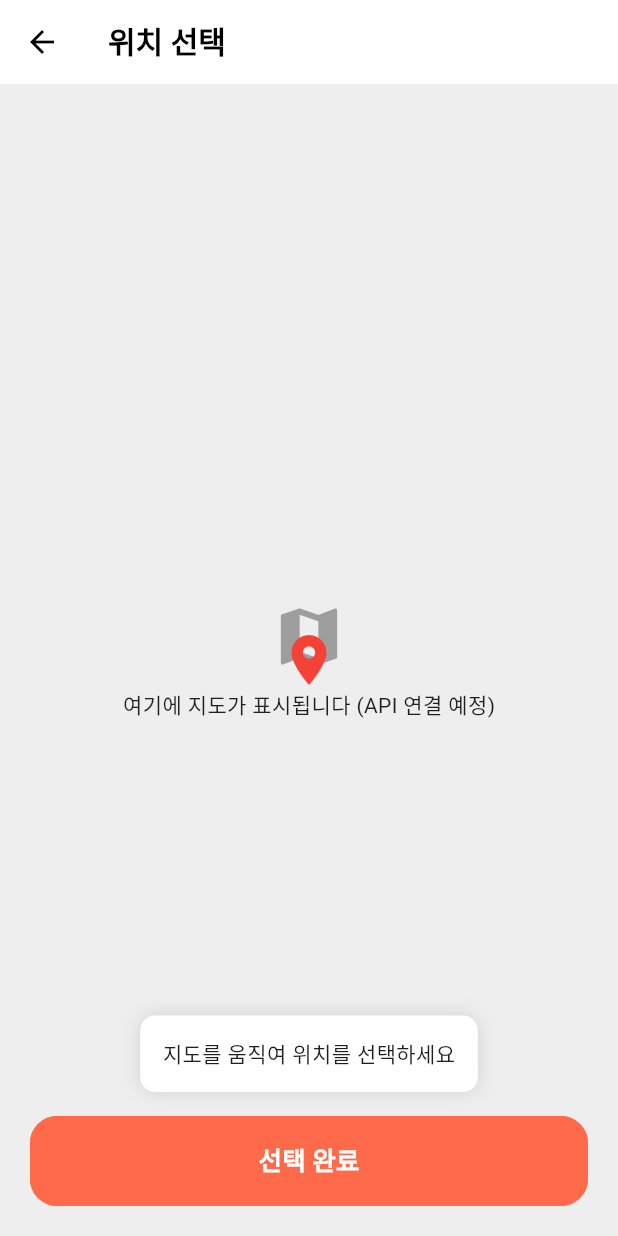
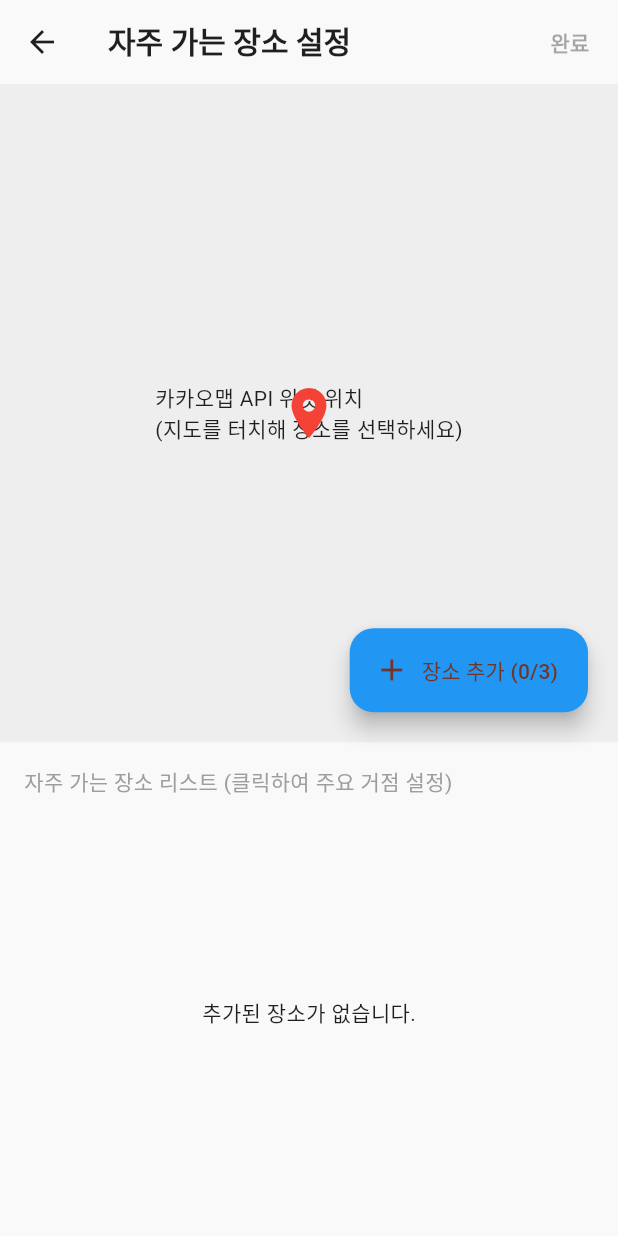
Before and after one commit to woong0529/SEMOTON_TEAM5_FRONTEND, a Flutter app: the LocationSelectionScreen screen opened directly, on a phone screen of 412 x 824 dp. Run offline on Flutter 3.47's test engine with Material 3 defaults, Android fonts, the phone set to English and light mode, and no system bars; our stand-ins replace flutter_secure_storage; missing offline and left inert: kakaomap_webview; accounts and stored records are empty.

Commit message:
위치 지정 페이지 추가

```diff
--- a/lib/screens/common/location_select_screen.dart
+++ b/lib/screens/common/location_select_screen.dart
@@ -1,69 +1,118 @@
 import 'package:flutter/material.dart';
-import '../../widgets/app_button.dart';
+
+// 1. 데이터 모델 정의 (백엔드 스키마 대응)
+class PlaceModel {
+  String name;
+  double latitude;
+  double longitude;
+  bool isPrimary;
+
+  PlaceModel({
+    required this.name,
+    required this.latitude,
+    required this.longitude,
+    this.isPrimary = false,
+  });
+}
 
 class LocationSelectionScreen extends StatefulWidget {
   const LocationSelectionScreen({super.key});
 
   @override
-  State<LocationSelectionScreen> createState() =>
-      _LocationSelectionScreenState();
+  State<LocationSelectionScreen> createState() => _LocationSelectionScreenState();
 }
 
 class _LocationSelectionScreenState extends State<LocationSelectionScreen> {
+  // 선택된 장소들을 담을 리스트 (최대 3개)
+  final List<PlaceModel> _selectedPlaces = [];
+
+  // 현재 지도에서 임시로 찍힌 좌표 (카카오맵 API 연동 시 업데이트될 변수)
+  double _currentLat = 37.5665;
+  double _currentLng = 126.9780;
+  String _currentMapName = "선택된 위치 명칭"; // API에서 받아올 장소명
+
   @override
   Widget build(BuildContext context) {
     return Scaffold(
       appBar: AppBar(
-        title: const Text('위치 선택'),
-        backgroundColor: Colors.white,
-        foregroundColor: Colors.black,
-        elevation: 0,
+        title: const Text('자주 가는 장소 설정'),
+        actions: [
+          // 모든 설정 완료 후 이전 페이지로 데이터 전달
+          TextButton(
+            onPressed: _selectedPlaces.isNotEmpty ? _finishSelection : null,
+            child: const Text("완료", style: TextStyle(fontWeight: FontWeight.bold)),
+          ),
+        ],
       ),
-      body: Stack(
+      body: Column(
         children: [
-          Container(
-            color: Colors.grey[200],
-            child: const Center(
-              child: Column(
-                mainAxisAlignment: MainAxisAlignment.center,
+          // [상단] 카카오맵 영역
+          Expanded(
+            flex: 4,
+            child: Container(
+              width: double.infinity,
+              color: Colors.grey[200],
+              child: Stack(
                 children: [
-                  Icon(Icons.map, size: 50, color: Colors.grey),
-                  SizedBox(height: 10),
-                  Text('여기에 지도가 표시됩니다 (API 연결 예정)'),
+                  const Center(child: Text("카카오맵 API 위젯 위치\n(지도를 터치해 장소를 선택하세요)")),
+                  // 중앙 핀 표시
+                  const Center(child: Icon(Icons.location_on, color: Colors.red, size: 40)),
+                  // 장소 추가 버튼
+                  Positioned(
+                    bottom: 20,
+                    right: 20,
+                    child: FloatingActionButton.extended(
+                      onPressed: _selectedPlaces.length < 3 ? _showAddDialog : null,
+                      backgroundColor: _selectedPlaces.length < 3 ? Colors.blue : Colors.grey,
+                      label: Text("장소 추가 (${_selectedPlaces.length}/3)"),
+                      icon: const Icon(Icons.add),
+                    ),
+                  ),
                 ],
               ),
             ),
           ),
-          const Center(
-            child: Icon(Icons.location_on, size: 40, color: Colors.red),
-          ),
-          Align(
-            alignment: Alignment.bottomCenter,
+
+          // [하단] 선택된 장소 리스트 (이름만 표시 + 주요 거점 선택)
+          Expanded(
+            flex: 3,
             child: Padding(
-              padding: const EdgeInsets.all(20.0),
+              padding: const EdgeInsets.all(16.0),
               child: Column(
-                mainAxisSize: MainAxisSize.min,
+                crossAxisAlignment: CrossAxisAlignment.start,
                 children: [
-                  Container(
-                    padding: const EdgeInsets.all(15),
-                    decoration: BoxDecoration(
-                      color: Colors.white,
-                      borderRadius: BorderRadius.circular(10),
-                      boxShadow: const [
-                        BoxShadow(color: Colors.black12, blurRadius: 10)
-                      ],
-                    ),
-                    child: const Text(
-                      '지도를 움직여 위치를 선택하세요',
-                      style: TextStyle(fontWeight: FontWeight.w500),
-                    ),
-                  ),
-                  const SizedBox(height: 16),
-                  AppButton(
-                    text: '선택 완료',
-                    onTap: () {
-                      Navigator.pop(context, '선택된 위치 주소 또는 좌표');
-                    },
+                  const Text("자주 가는 장소 리스트 (클릭하여 주요 거점 설정)",
+                      style: TextStyle(fontSize: 14, color: Colors.grey)),
+                  const SizedBox(height: 10),
+                  Expanded(
+                    child: _selectedPlaces.isEmpty
+                        ? const Center(child: Text("추가된 장소가 없습니다."))
+                        : ListView.builder(
+                            itemCount: _selectedPlaces.length,
+                            itemBuilder: (context, index) {
+                              final place = _selectedPlaces[index];
+                              return Card(
+                                elevation: place.isPrimary ? 4 : 1,
+                                color: place.isPrimary ? Colors.blue[50] : Colors.white,
+                                shape: RoundedRectangleBorder(
+                                  borderRadius: BorderRadius.circular(12),
+                                  side: BorderSide(
+                                    color: place.isPrimary ? Colors.blue : Colors.transparent,
+                                    width: 2,
+                                  ),
+                                ),
+                                child: ListTile(
+                                  title: Text(place.name, style: const TextStyle(fontWeight: FontWeight.bold)),
+                                  subtitle: Text(place.isPrimary ? "★ 주요 거점" : "일반 장소"),
+                                  trailing: IconButton(
+                                    icon: const Icon(Icons.delete_outline, color: Colors.red),
+                                    onPressed: () => _removePlace(index),
+                                  ),
+                                  onTap: () => _setPrimaryPlace(index),
+                                ),
+                              );
+                            },
+                          ),
                   ),
                 ],
               ),
@@ -73,4 +122,69 @@ class _LocationSelectionScreenState extends State<LocationSelectionScreen> {
       ),
     );
   }
+
+  // 1. 장소 추가 팝업 (이름 확인 및 추가)
+  void _showAddDialog() {
+    TextEditingController nameController = TextEditingController(text: _currentMapName);
+
+    showDialog(
+      context: context,
+      builder: (context) => AlertDialog(
+        title: const Text("장소 추가"),
+        content: Column(
+          mainAxisSize: MainAxisSize.min,
+          children: [
+            const Text("이 장소의 이름을 확인하거나 수정해주세요."),
+            TextField(controller: nameController),
+          ],
+        ),
+        actions: [
+          TextButton(onPressed: () => Navigator.pop(context), child: const Text("취소")),
+          ElevatedButton(
+            onPressed: () {
+              setState(() {
+                _selectedPlaces.add(PlaceModel(
+                  name: nameController.text,
+                  latitude: _currentLat,
+                  longitude: _currentLng,
+                  // 첫 번째로 추가하는 장소는 자동으로 주요 거점 설정
+                  isPrimary: _selectedPlaces.isEmpty,
+                ));
+              });
+              Navigator.pop(context);
+            },
+            child: const Text("리스트에 추가"),
+          ),
+        ],
+      ),
+    );
+  }
+
+  // 2. 주요 거점 설정 로직
+  void _setPrimaryPlace(int index) {
+    setState(() {
+      for (var place in _selectedPlaces) {
+        place.isPrimary = false;
+      }
+      _selectedPlaces[index].isPrimary = true;
+    });
+  }
+
+  // 3. 장소 삭제
+  void _removePlace(int index) {
+    setState(() {
+      bool wasPrimary = _selectedPlaces[index].isPrimary;
+      _selectedPlaces.removeAt(index);
+      // 삭제한 게 주요 거점이었다면 남은 것 중 첫 번째를 주요 거점으로
+      if (wasPrimary && _selectedPlaces.isNotEmpty) {
+        _selectedPlaces[0].isPrimary = true;
+      }
+    });
+  }
+
+  // 4. 최종 완료 및 데이터 전달
+  void _finishSelection() {
+    // List<PlaceModel>을 그대로 이전 페이지로 전달
+    Navigator.pop(context, _selectedPlaces);
+  }
 }
```
Also changed, not shown: lib/screens/common/job_location_screen.dart (added, +130 -0 lines), lib/screens/common/location_edit_screen.dart (added, +221 -0 lines), lib/screens/senior_signup/senior_signup_screen.dart (+39 -18 lines), lib/services/auth_service.dart (+2 -10 lines).
